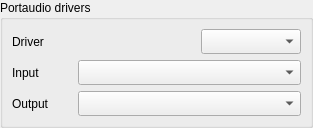
The window that src/traverso/ui/PaDriverPage.ui (ErwanLegrand/Traverso-DAW) describes before a commit, drawn with Qt 5.
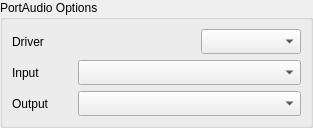
The same window after the commit.

What changed in the file:
```diff
--- a/src/traverso/ui/PaDriverPage.ui
+++ b/src/traverso/ui/PaDriverPage.ui
@@ -23,7 +23,7 @@
    <item>
     <widget class="QGroupBox" name="groupBox">
      <property name="title">
-      <string>Portaudio drivers</string>
+      <string>PortAudio Options</string>
      </property>
      <layout class="QVBoxLayout" name="verticalLayout">
       <item>
```
